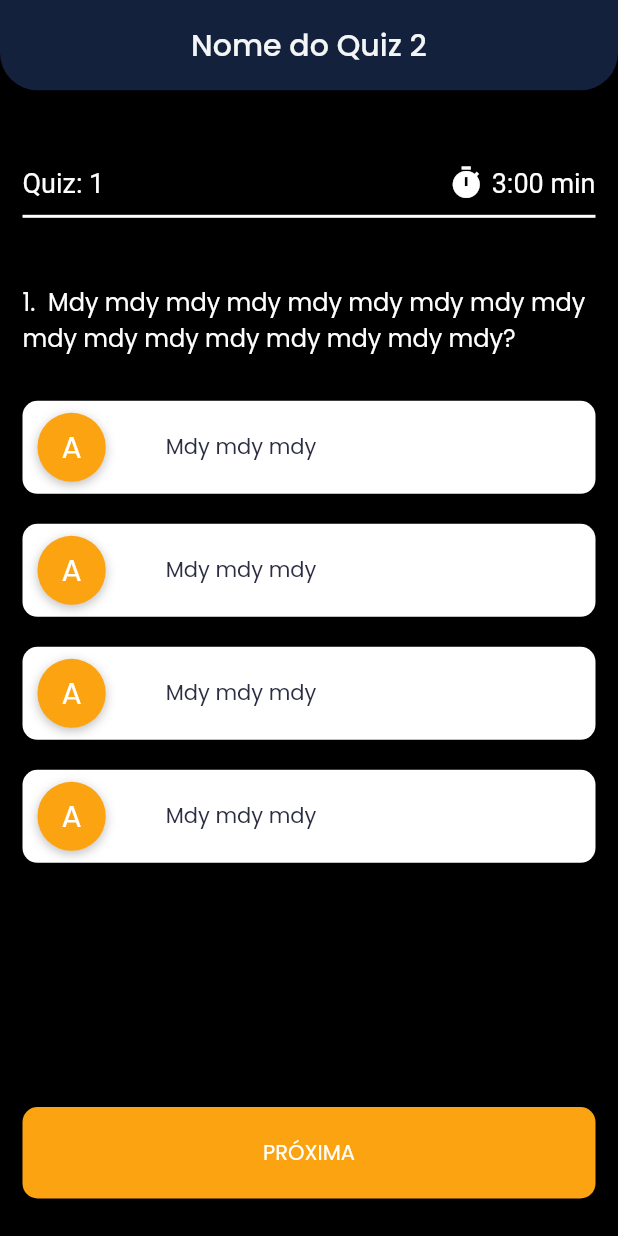
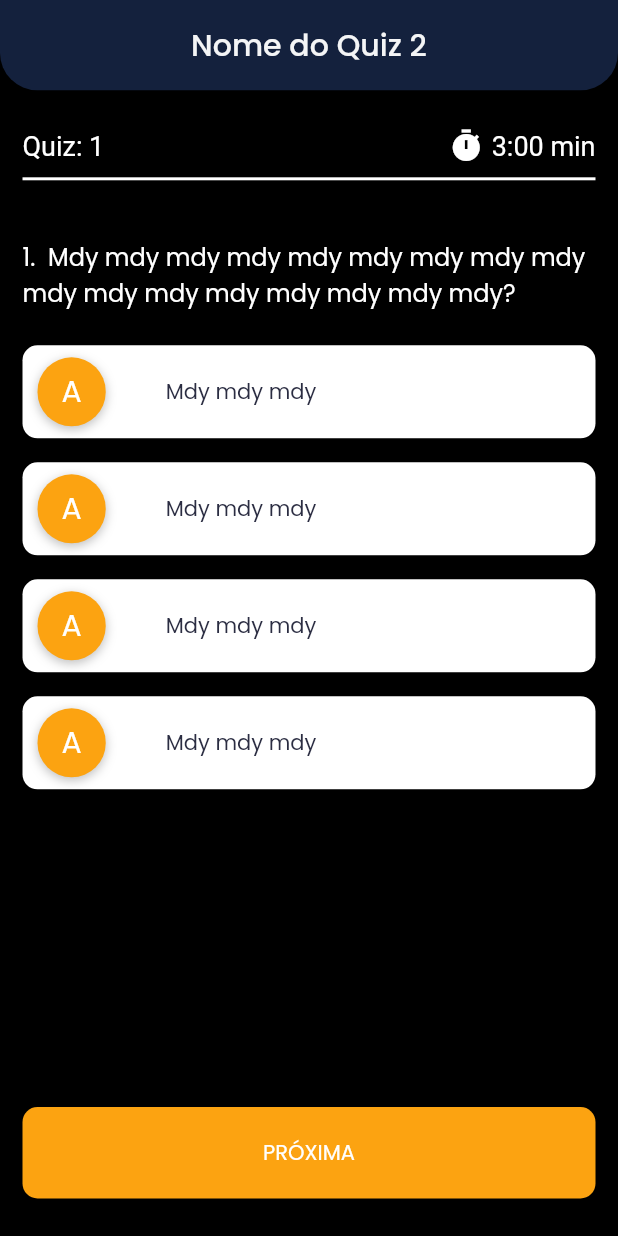
Before and after one commit to guilhermedacruzz/quiz_tati, a Flutter app: the screen it shows after launch, on a phone screen of 412 x 824 dp. Run offline on Flutter 3.47's test engine with Material 2 defaults, Android fonts, the phone set to English and light mode, and no system bars.

Commit message:
ajuste nas margens

```diff
--- a/lib/main.dart
+++ b/lib/main.dart
@@ -53,7 +53,7 @@
   @override
   Widget build(BuildContext context) {
     return Container(
-      padding: const EdgeInsets.only(left: 15, right: 15, top: 50, bottom: 25),
+      padding: const EdgeInsets.symmetric(horizontal: 15, vertical: 25),
       child: Column(
         crossAxisAlignment: CrossAxisAlignment.start,
         children: [
@@ -84,7 +84,7 @@
             thickness: 2,
             color: Color(0xffffffff),
           ),
-          const SizedBox(height: 35),
+          const SizedBox(height: 30),
           Text(
             "${currentQuestion + 1}.  ${questions[currentQuestion].text}?",
             style: const TextStyle(
@@ -92,7 +92,7 @@
               fontSize: 16,
             ),
           ),
-          const SizedBox(height: 20),
+          const SizedBox(height: 15),
           ...questions[currentQuestion].allOptions.map((option) =>
               GestureDetector(
                 onTap: () {
@@ -105,7 +105,7 @@
                   padding:
                       const EdgeInsets.symmetric(horizontal: 10, vertical: 8),
                   margin:
-                      const EdgeInsets.symmetric(horizontal: 0, vertical: 10),
+                      const EdgeInsets.symmetric(horizontal: 0, vertical: 8),
                   width: double.infinity,
                   decoration: BoxDecoration(
                     color: const Color(0xffffffff),
```
